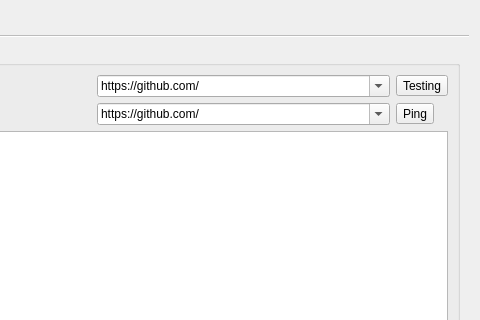
Before: the Qt Designer form dlgdatabase.ui in ic005k/OCAuxiliaryTools, drawn with Qt 5; both pictures show x 235 to 715 and y 0 to 320 of the 715 by 462 pixel window.
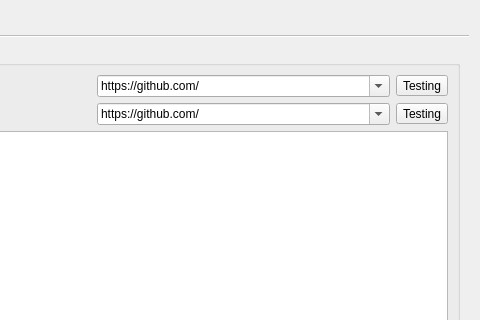
After: the same form once the commit is applied. Icons and pictures are not drawn.

What changed in the file:
```diff
--- a/dlgdatabase.ui
+++ b/dlgdatabase.ui
@@ -279,7 +279,7 @@
           <item row="1" column="2">
            <widget class="QToolButton" name="btnPing">
             <property name="text">
-             <string>Ping</string>
+             <string>Testing</string>
             </property>
            </widget>
           </item>
```
